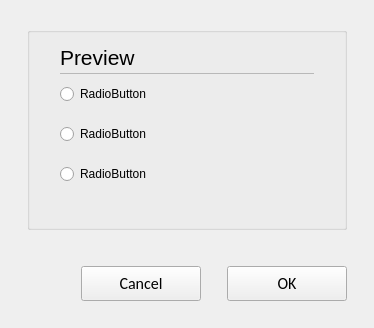
First picture: the form in opensyde_tool/src/system_definition/node_edit/data_blocks/C_SdNdeDbAdd.ui, repository openSYDE/openSYDE, before the edit.
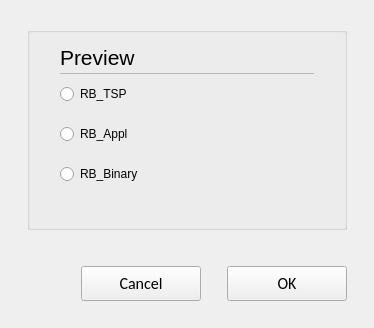
Second picture: the form after the edit. Custom widgets are drawn as their Qt base class.

The edit to the form file:
```diff
--- a/opensyde_tool/src/system_definition/node_edit/data_blocks/C_SdNdeDbAdd.ui
+++ b/opensyde_tool/src/system_definition/node_edit/data_blocks/C_SdNdeDbAdd.ui
@@ -130,9 +130,9 @@
       <item>
        <layout class="QHBoxLayout" name="horizontalLayout_2">
         <item>
-         <widget class="stw_opensyde_gui_elements::C_OgeRabProperties" name="pc_RadioButtonProgramming_TSP">
+         <widget class="stw_opensyde_gui_elements::C_OgeRabProperties" name="pc_RadioButtonTSP">
           <property name="text">
-           <string>RadioButton</string>
+           <string>RB_TSP</string>
           </property>
          </widget>
         </item>
@@ -154,9 +154,9 @@
       <item>
        <layout class="QHBoxLayout" name="horizontalLayout_3">
         <item>
-         <widget class="stw_opensyde_gui_elements::C_OgeRabProperties" name="pc_RadioButtonProgramming_Manual">
+         <widget class="stw_opensyde_gui_elements::C_OgeRabProperties" name="pc_RadioButtonProgrammingAppl">
           <property name="text">
-           <string>RadioButton</string>
+           <string>RB_Appl</string>
           </property>
          </widget>
         </item>
@@ -180,7 +180,7 @@
         <item>
          <widget class="stw_opensyde_gui_elements::C_OgeRabProperties" name="pc_RadioButtonBinary">
           <property name="text">
-           <string>RadioButton</string>
+           <string>RB_Binary</string>
           </property>
          </widget>
         </item>
```
